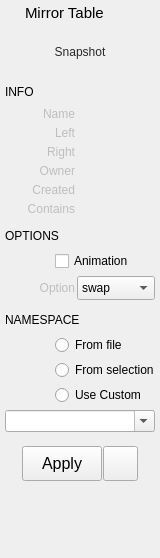
Before: the Qt Designer form src/studiolibrary/packages/studiolibraryitems/resource/ui/MirrorPreviewWidget.ui in krathjen/studiolibrary, drawn with Qt 5.
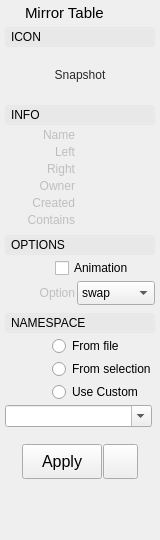
After: the same form once the commit is applied. Icons and pictures are not drawn.

Commit message: Add support for collapsing info in the preview widgets

```diff
--- a/src/studiolibrary/packages/studiolibraryitems/resource/ui/MirrorPreviewWidget.ui
+++ b/src/studiolibrary/packages/studiolibraryitems/resource/ui/MirrorPreviewWidget.ui
@@ -7,7 +7,7 @@
     <x>0</x>
     <y>0</y>
     <width>160</width>
-    <height>558</height>
+    <height>540</height>
    </rect>
   </property>
   <property name="sizePolicy">
@@ -19,7 +19,7 @@
   <property name="minimumSize">
    <size>
     <width>160</width>
-    <height>490</height>
+    <height>540</height>
    </size>
   </property>
   <property name="maximumSize">
@@ -101,6 +101,115 @@
     </layout>
    </item>
    <item>
+    <widget class="QFrame" name="iconToggleBox">
+     <property name="styleSheet">
+      <string notr="true"/>
+     </property>
+     <property name="frameShape">
+      <enum>QFrame::NoFrame</enum>
+     </property>
+     <property name="frameShadow">
+      <enum>QFrame::Plain</enum>
+     </property>
+     <layout class="QVBoxLayout" name="verticalLayout_6">
+      <property name="spacing">
+       <number>0</number>
+      </property>
+      <property name="margin">
+       <number>0</number>
+      </property>
+      <item>
+       <widget class="QFrame" name="iconToggleBoxHeading">
+        <property name="styleSheet">
+         <string notr="true"/>
+        </property>
+        <property name="frameShape">
+         <enum>QFrame::NoFrame</enum>
+        </property>
+        <property name="frameShadow">
+         <enum>QFrame::Raised</enum>
+        </property>
+        <layout class="QVBoxLayout" name="verticalLayout_7">
+         <property name="spacing">
+          <number>0</number>
+         </property>
+         <property name="margin">
+          <number>0</number>
+         </property>
+         <item>
+          <widget class="QPushButton" name="iconToggleBoxButton">
+           <property name="minimumSize">
+            <size>
+             <width>0</width>
+             <height>20</height>
+            </size>
+           </property>
+           <property name="styleSheet">
+            <string notr="true">
+QPushButton {
+	Text-align: left;
+	padding-left: 5px;
+}
+
+QPushButton:Checked {
+	background-color: rgb(255,255,255,25);
+}
+
+QPushButton:!Checked {
+	background-color: rgb(255,255,255,10);
+}</string>
+           </property>
+           <property name="text">
+            <string>ICON</string>
+           </property>
+           <property name="checkable">
+            <bool>true</bool>
+           </property>
+           <property name="checked">
+            <bool>true</bool>
+           </property>
+           <property name="flat">
+            <bool>true</bool>
+           </property>
+          </widget>
+         </item>
+        </layout>
+       </widget>
+      </item>
+      <item>
+       <widget class="QFrame" name="iconToggleBoxFrame">
+        <property name="sizePolicy">
+         <sizepolicy hsizetype="Preferred" vsizetype="Expanding">
+          <horstretch>0</horstretch>
+          <verstretch>0</verstretch>
+         </sizepolicy>
+        </property>
+        <property name="styleSheet">
+         <string notr="true"/>
+        </property>
+        <property name="frameShape">
+         <enum>QFrame::NoFrame</enum>
+        </property>
+        <property name="frameShadow">
+         <enum>QFrame::Plain</enum>
+        </property>
+        <layout class="QVBoxLayout" name="verticalLayout_8">
+         <property name="spacing">
+          <number>3</number>
+         </property>
+         <property name="leftMargin">
+          <number>0</number>
+         </property>
+         <property name="topMargin">
+          <number>3</number>
+         </property>
+         <property name="rightMargin">
+          <number>0</number>
+         </property>
+         <property name="bottomMargin">
+          <number>0</number>
+         </property>
+         <item>
     <layout class="QHBoxLayout" name="thumbnailLayout">
      <property name="spacing">
       <number>0</number>
@@ -213,53 +322,115 @@
      </item>
     </layout>
    </item>
+        </layout>
+       </widget>
+      </item>
+     </layout>
+    </widget>
+   </item>
    <item>
-    <layout class="QHBoxLayout" name="horizontalLayout_7">
-     <property name="topMargin">
+    <widget class="QFrame" name="infoToggleBox">
+     <property name="styleSheet">
+      <string notr="true"/>
+     </property>
+     <property name="frameShape">
+      <enum>QFrame::NoFrame</enum>
+     </property>
+     <property name="frameShadow">
+      <enum>QFrame::Raised</enum>
+     </property>
+     <layout class="QVBoxLayout" name="verticalLayout_3">
+      <property name="spacing">
       <number>0</number>
      </property>
+      <property name="margin">
+       <number>0</number>
+      </property>
      <item>
-      <widget class="QLabel" name="label_8">
+       <widget class="QFrame" name="infoToggleBoxHeading">
+        <property name="styleSheet">
+         <string notr="true"/>
+        </property>
+        <property name="frameShape">
+         <enum>QFrame::NoFrame</enum>
+        </property>
+        <property name="frameShadow">
+         <enum>QFrame::Raised</enum>
+        </property>
+        <layout class="QVBoxLayout" name="verticalLayout_5">
+         <property name="spacing">
+          <number>0</number>
+         </property>
+         <property name="margin">
+          <number>0</number>
+         </property>
+         <item>
+          <widget class="QPushButton" name="infoToggleBoxButton">
        <property name="minimumSize">
         <size>
-         <width>100</width>
-         <height>0</height>
-        </size>
-       </property>
-       <property name="maximumSize">
-        <size>
-         <width>16777215</width>
-         <height>16777215</height>
-        </size>
-       </property>
-       <property name="font">
-        <font>
-         <family>Arial</family>
-         <pointsize>9</pointsize>
-         <weight>50</weight>
-         <bold>false</bold>
-        </font>
+             <width>0</width>
+             <height>20</height>
+            </size>
+           </property>
+           <property name="styleSheet">
+            <string notr="true">
+QPushButton {
+	Text-align: left;
+	padding-left: 5px;
+}
+
+QPushButton:Checked {
+	background-color: rgb(255,255,255,25);
+}
+
+QPushButton:!Checked {
+	background-color: rgb(255,255,255,10);
+}</string>
        </property>
        <property name="text">
         <string>INFO</string>
        </property>
-      </widget>
-     </item>
-     <item>
-      <spacer name="horizontalSpacer_2">
-       <property name="orientation">
-        <enum>Qt::Horizontal</enum>
-       </property>
-       <property name="sizeHint" stdset="0">
-        <size>
-         <width>40</width>
-         <height>20</height>
-        </size>
-       </property>
-      </spacer>
-     </item>
-    </layout>
-   </item>
+           <property name="checkable">
+            <bool>true</bool>
+           </property>
+           <property name="checked">
+            <bool>true</bool>
+           </property>
+           <property name="flat">
+            <bool>true</bool>
+           </property>
+          </widget>
+         </item>
+        </layout>
+       </widget>
+      </item>
+      <item>
+       <widget class="QFrame" name="infoToggleBoxFrame">
+        <property name="styleSheet">
+         <string notr="true"/>
+        </property>
+        <property name="frameShape">
+         <enum>QFrame::NoFrame</enum>
+        </property>
+        <property name="frameShadow">
+         <enum>QFrame::Raised</enum>
+        </property>
+        <layout class="QVBoxLayout" name="verticalLayout_9">
+         <property name="spacing">
+          <number>3</number>
+         </property>
+         <property name="leftMargin">
+          <number>0</number>
+         </property>
+         <property name="topMargin">
+          <number>3</number>
+         </property>
+         <property name="rightMargin">
+          <number>0</number>
+         </property>
+         <property name="bottomMargin">
+          <number>3</number>
+         </property>
    <item>
     <layout class="QHBoxLayout" name="horizontalLayout">
      <property name="spacing">
@@ -668,53 +839,121 @@
      </item>
     </layout>
    </item>
+        </layout>
+       </widget>
+      </item>
+     </layout>
+    </widget>
+   </item>
    <item>
-    <layout class="QHBoxLayout" name="horizontalLayout_8">
-     <property name="topMargin">
-      <number>5</number>
+    <widget class="QFrame" name="optionsToggleBox">
+     <property name="styleSheet">
+      <string notr="true"/>
      </property>
+     <property name="frameShape">
+      <enum>QFrame::NoFrame</enum>
+     </property>
+     <property name="frameShadow">
+      <enum>QFrame::Raised</enum>
+     </property>
+     <layout class="QVBoxLayout" name="verticalLayout_10">
+      <property name="spacing">
+       <number>0</number>
+      </property>
+      <property name="margin">
+       <number>0</number>
+      </property>
      <item>
-      <widget class="QLabel" name="label_7">
+       <widget class="QFrame" name="optionsToggleBoxHeading">
+        <property name="styleSheet">
+         <string notr="true"/>
+        </property>
+        <property name="frameShape">
+         <enum>QFrame::NoFrame</enum>
+        </property>
+        <property name="frameShadow">
+         <enum>QFrame::Raised</enum>
+        </property>
+        <layout class="QVBoxLayout" name="verticalLayout_11">
+         <property name="spacing">
+          <number>0</number>
+         </property>
+         <property name="margin">
+          <number>0</number>
+         </property>
+         <item>
+          <widget class="QPushButton" name="optionsToggleBoxButton">
        <property name="minimumSize">
         <size>
-         <width>100</width>
-         <height>0</height>
-        </size>
-       </property>
-       <property name="maximumSize">
-        <size>
-         <width>16777215</width>
-         <height>16777215</height>
-        </size>
-       </property>
-       <property name="font">
-        <font>
-         <family>Arial</family>
-         <pointsize>9</pointsize>
-         <weight>50</weight>
-         <bold>false</bold>
-        </font>
+             <width>0</width>
+             <height>20</height>
+            </size>
+           </property>
+           <property name="styleSheet">
+            <string notr="true">
+QPushButton {
+	Text-align: left;
+	padding-left: 5px;
+}
+
+QPushButton:Checked {
+	background-color: rgb(255,255,255,25);
+}
+
+QPushButton:!Checked {
+	background-color: rgb(255,255,255,10);
+}</string>
        </property>
        <property name="text">
         <string>OPTIONS</string>
        </property>
-      </widget>
-     </item>
-     <item>
-      <spacer name="horizontalSpacer">
-       <property name="orientation">
-        <enum>Qt::Horizontal</enum>
-       </property>
-       <property name="sizeHint" stdset="0">
-        <size>
-         <width>40</width>
-         <height>20</height>
-        </size>
-       </property>
-      </spacer>
-     </item>
-    </layout>
-   </item>
+           <property name="checkable">
+            <bool>true</bool>
+           </property>
+           <property name="checked">
+            <bool>true</bool>
+           </property>
+           <property name="flat">
+            <bool>true</bool>
+           </property>
+          </widget>
+         </item>
+        </layout>
+       </widget>
+      </item>
+      <item>
+       <widget class="QFrame" name="optionsToggleBoxFrame">
+        <property name="sizePolicy">
+         <sizepolicy hsizetype="Preferred" vsizetype="Expanding">
+          <horstretch>0</horstretch>
+          <verstretch>0</verstretch>
+         </sizepolicy>
+        </property>
+        <property name="styleSheet">
+         <string notr="true"/>
+        </property>
+        <property name="frameShape">
+         <enum>QFrame::NoFrame</enum>
+        </property>
+        <property name="frameShadow">
+         <enum>QFrame::Raised</enum>
+        </property>
+        <layout class="QVBoxLayout" name="verticalLayout_12">
+         <property name="spacing">
+          <number>3</number>
+         </property>
+         <property name="leftMargin">
+          <number>0</number>
+         </property>
+         <property name="topMargin">
+          <number>3</number>
+         </property>
+         <property name="rightMargin">
+          <number>0</number>
+         </property>
+         <property name="bottomMargin">
+          <number>3</number>
+         </property>
    <item>
     <layout class="QHBoxLayout" name="horizontalLayout_19">
      <property name="spacing">
@@ -856,53 +1095,121 @@
      </item>
     </layout>
    </item>
+        </layout>
+       </widget>
+      </item>
+     </layout>
+    </widget>
+   </item>
    <item>
-    <layout class="QHBoxLayout" name="horizontalLayout_20">
-     <property name="topMargin">
-      <number>5</number>
+    <widget class="QFrame" name="namespaceToggleBox">
+     <property name="styleSheet">
+      <string notr="true"/>
      </property>
+     <property name="frameShape">
+      <enum>QFrame::NoFrame</enum>
+     </property>
+     <property name="frameShadow">
+      <enum>QFrame::Raised</enum>
+     </property>
+     <layout class="QVBoxLayout" name="verticalLayout_16">
+      <property name="spacing">
+       <number>0</number>
+      </property>
+      <property name="margin">
+       <number>0</number>
+      </property>
      <item>
-      <widget class="QLabel" name="label_10">
+       <widget class="QFrame" name="namespaceToggleBoxHeading">
+        <property name="styleSheet">
+         <string notr="true"/>
+        </property>
+        <property name="frameShape">
+         <enum>QFrame::NoFrame</enum>
+        </property>
+        <property name="frameShadow">
+         <enum>QFrame::Raised</enum>
+        </property>
+        <layout class="QVBoxLayout" name="verticalLayout_17">
+         <property name="spacing">
+          <number>0</number>
+         </property>
+         <property name="margin">
+          <number>0</number>
+         </property>
+         <item>
+          <widget class="QPushButton" name="namespaceToggleBoxButton">
        <property name="minimumSize">
         <size>
-         <width>100</width>
-         <height>0</height>
-        </size>
-       </property>
-       <property name="maximumSize">
-        <size>
-         <width>16777215</width>
-         <height>16777215</height>
-        </size>
-       </property>
-       <property name="font">
-        <font>
-         <family>Arial</family>
-         <pointsize>9</pointsize>
-         <weight>50</weight>
-         <bold>false</bold>
-        </font>
+             <width>0</width>
+             <height>20</height>
+            </size>
+           </property>
+           <property name="styleSheet">
+            <string notr="true">
+QPushButton {
+	Text-align: left;
+	padding-left: 5px;
+}
+
+QPushButton:Checked {
+	background-color: rgb(255,255,255,25);
+}
+
+QPushButton:!Checked {
+	background-color: rgb(255,255,255,10);
+}</string>
        </property>
        <property name="text">
         <string>NAMESPACE</string>
        </property>
-      </widget>
-     </item>
-     <item>
-      <spacer name="horizontalSpacer_5">
-       <property name="orientation">
-        <enum>Qt::Horizontal</enum>
-       </property>
-       <property name="sizeHint" stdset="0">
-        <size>
-         <width>40</width>
-         <height>20</height>
-        </size>
-       </property>
-      </spacer>
-     </item>
-    </layout>
-   </item>
+           <property name="checkable">
+            <bool>true</bool>
+           </property>
+           <property name="checked">
+            <bool>true</bool>
+           </property>
+           <property name="flat">
+            <bool>true</bool>
+           </property>
+          </widget>
+         </item>
+        </layout>
+       </widget>
+      </item>
+      <item>
+       <widget class="QFrame" name="namespaceToggleBoxFrame">
+        <property name="sizePolicy">
+         <sizepolicy hsizetype="Preferred" vsizetype="Expanding">
+          <horstretch>0</horstretch>
+          <verstretch>0</verstretch>
+         </sizepolicy>
+        </property>
+        <property name="styleSheet">
+         <string notr="true"/>
+        </property>
+        <property name="frameShape">
+         <enum>QFrame::NoFrame</enum>
+        </property>
+        <property name="frameShadow">
+         <enum>QFrame::Raised</enum>
+        </property>
+        <layout class="QVBoxLayout" name="verticalLayout_18">
+         <property name="spacing">
+          <number>3</number>
+         </property>
+         <property name="leftMargin">
+          <number>0</number>
+         </property>
+         <property name="topMargin">
+          <number>3</number>
+         </property>
+         <property name="rightMargin">
+          <number>3</number>
+         </property>
+         <property name="bottomMargin">
+          <number>3</number>
+         </property>
    <item>
     <layout class="QHBoxLayout" name="horizontalLayout_5">
      <property name="spacing">
@@ -1108,6 +1415,12 @@
      </property>
     </widget>
    </item>
+        </layout>
+       </widget>
+      </item>
+     </layout>
+    </widget>
+   </item>
    <item>
     <widget class="QFrame" name="previewButtons">
      <property name="frameShape">
```
Left out of the diff: 4 changed lines with no effect on the pictures. Lines whose indentation alone changed are shown as unchanged. The commit also changes 5 other files.
